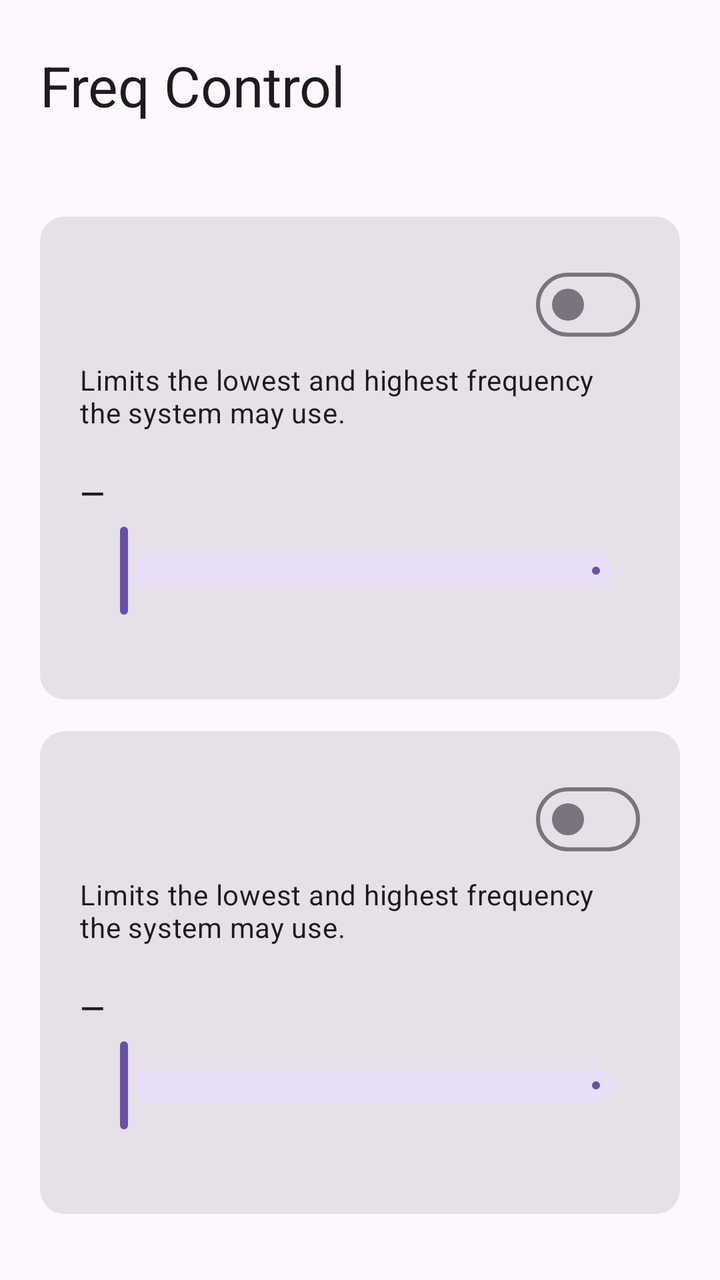
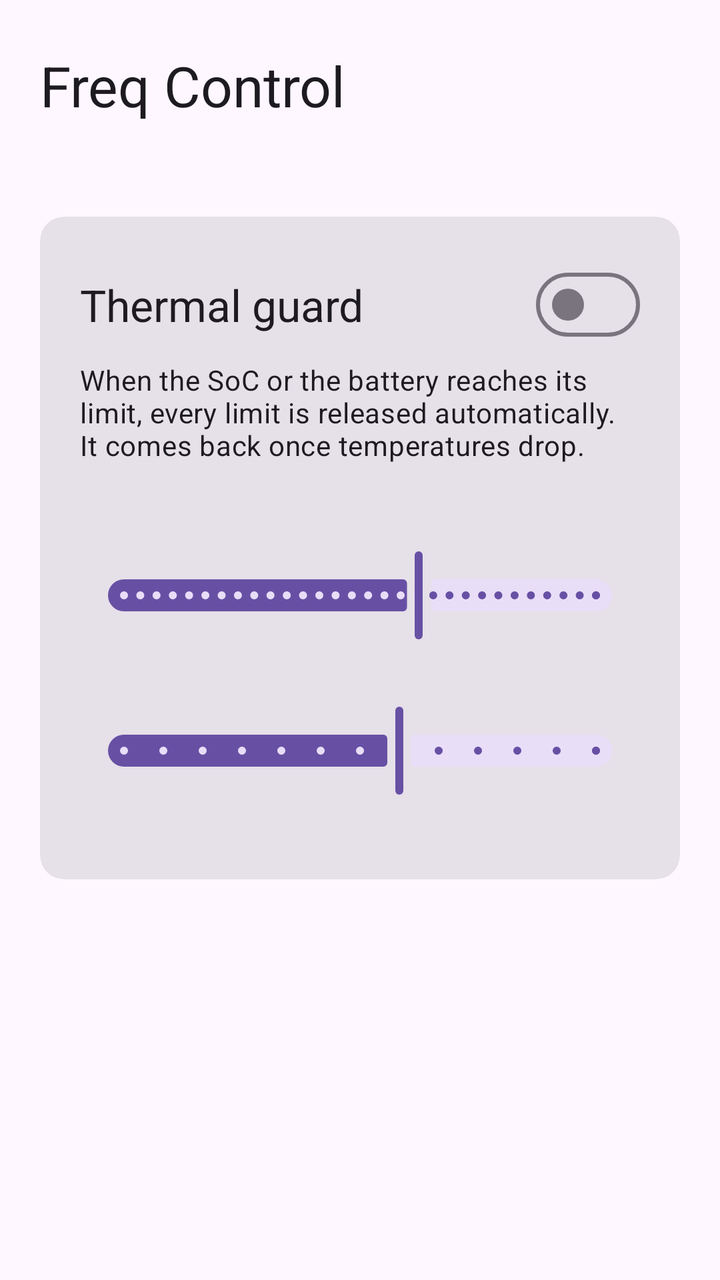

An Android layout rendered at two revisions. The XML below is the earlier revision; the diff shows what the commit changed to produce the second picture.
<!-- AndroidManifest.xml: application theme Theme.FreqControl -->
<!-- res/layout/activity_main.xml -->
<?xml version="1.0" encoding="utf-8"?>
<ScrollView xmlns:android="http://schemas.android.com/apk/res/android"
    android:layout_width="match_parent"
    android:layout_height="match_parent"
    android:fillViewport="true"
    android:fitsSystemWindows="true">

    <LinearLayout
        android:layout_width="match_parent"
        android:layout_height="wrap_content"
        android:orientation="vertical"
        android:paddingStart="20dp"
        android:paddingTop="24dp"
        android:paddingEnd="20dp"
        android:paddingBottom="24dp">

        <TextView
            android:layout_width="match_parent"
            android:layout_height="wrap_content"
            android:text="@string/app_name"
            android:textAppearance="?attr/textAppearanceHeadlineMedium" />

        <TextView
            android:id="@+id/access_status"
            android:layout_width="match_parent"
            android:layout_height="wrap_content"
            android:layout_marginTop="8dp"
            android:layout_marginBottom="20dp"
            android:textAppearance="?attr/textAppearanceBodyMedium" />

        <include
            android:id="@+id/card_gpu"
            layout="@layout/card_domain"
            android:layout_width="match_parent"
            android:layout_height="wrap_content" />

        <include
            android:id="@+id/card_cpu"
            layout="@layout/card_domain"
            android:layout_width="match_parent"
            android:layout_height="wrap_content"
            android:layout_marginTop="16dp" />
    </LinearLayout>
</ScrollView>
<!-- res/layout/card_domain.xml (included above) -->
<?xml version="1.0" encoding="utf-8"?>
<com.google.android.material.card.MaterialCardView xmlns:android="http://schemas.android.com/apk/res/android"
    xmlns:app="http://schemas.android.com/apk/res-auto"
    style="?attr/materialCardViewFilledStyle"
    android:layout_width="match_parent"
    android:layout_height="wrap_content">

    <LinearLayout
        android:layout_width="match_parent"
        android:layout_height="wrap_content"
        android:orientation="vertical"
        android:padding="20dp">

        <LinearLayout
            android:layout_width="match_parent"
            android:layout_height="wrap_content"
            android:gravity="center_vertical"
            android:orientation="horizontal">

            <TextView
                android:id="@+id/card_title"
                android:layout_width="0dp"
                android:layout_height="wrap_content"
                android:layout_weight="1"
                android:textAppearance="?attr/textAppearanceTitleLarge" />

            <com.google.android.material.materialswitch.MaterialSwitch
                android:id="@+id/card_switch"
                android:layout_width="wrap_content"
                android:layout_height="wrap_content" />
        </LinearLayout>

        <TextView
            android:layout_width="match_parent"
            android:layout_height="wrap_content"
            android:layout_marginTop="4dp"
            android:text="@string/card_description"
            android:textAppearance="?attr/textAppearanceBodyMedium" />

        <TextView
            android:id="@+id/card_range"
            android:layout_width="match_parent"
            android:layout_height="wrap_content"
            android:layout_marginTop="20dp"
            android:text="@string/range_unknown"
            android:textAppearance="?attr/textAppearanceTitleMedium"
            android:textDirection="ltr" />

        <com.google.android.material.slider.RangeSlider
            android:id="@+id/card_slider"
            android:layout_width="match_parent"
            android:layout_height="wrap_content"
            android:layout_marginTop="4dp"
            android:layoutDirection="ltr"
            app:tickVisible="true" />

        <TextView
            android:id="@+id/card_status"
            android:layout_width="match_parent"
            android:layout_height="wrap_content"
            android:layout_marginTop="4dp"
            android:textAppearance="?attr/textAppearanceBodySmall" />
    </LinearLayout>
</com.google.android.material.card.MaterialCardView>
<!-- resources referenced by this layout -->
<resources>
  <string name="app_name">Freq Control</string>
  <string name="card_description">Limits the lowest and highest frequency the system may use.</string>
  <string name="range_unknown">—</string>
  <style name="Theme.FreqControl" parent="Theme.Material3.DayNight.NoActionBar" />
</resources>

<!-- the commit's change to res/layout/activity_main.xml (unified diff, before → after) -->
@@ -29,20 +29,20 @@
             android:textAppearance="?attr/textAppearanceBodyMedium" />
 
         <include
-            android:id="@+id/card_gpu"
-            layout="@layout/card_domain"
+            android:id="@+id/card_guard"
+            layout="@layout/card_guard"
             android:layout_width="match_parent"
             android:layout_height="wrap_content" />
 
-        <include
-            android:id="@+id/card_cpu"
-            layout="@layout/card_domain"
+        
+        <LinearLayout
+            android:id="@+id/cards_container"
             android:layout_width="match_parent"
             android:layout_height="wrap_content"
-            android:layout_marginTop="16dp" />
+            android:orientation="vertical" />
     </LinearLayout>
 </ScrollView>
-<!-- res/layout/card_domain.xml (included above) -->
+<!-- res/layout/card_guard.xml (included above) -->
 <?xml version="1.0" encoding="utf-8"?>
 <com.google.android.material.card.MaterialCardView xmlns:android="http://schemas.android.com/apk/res/android"
     xmlns:app="http://schemas.android.com/apk/res-auto"
@@ -63,14 +63,14 @@
             android:orientation="horizontal">
 
             <TextView
-                android:id="@+id/card_title"
                 android:layout_width="0dp"
                 android:layout_height="wrap_content"
                 android:layout_weight="1"
+                android:text="@string/guard_title"
                 android:textAppearance="?attr/textAppearanceTitleLarge" />
 
             <com.google.android.material.materialswitch.MaterialSwitch
-                android:id="@+id/card_switch"
+                android:id="@+id/guard_switch"
                 android:layout_width="wrap_content"
                 android:layout_height="wrap_content" />
         </LinearLayout>
@@ -79,28 +79,45 @@
             android:layout_width="match_parent"
             android:layout_height="wrap_content"
             android:layout_marginTop="4dp"
-            android:text="@string/card_description"
+            android:text="@string/guard_description"
             android:textAppearance="?attr/textAppearanceBodyMedium" />
 
         <TextView
-            android:id="@+id/card_range"
+            android:id="@+id/guard_soc_label"
             android:layout_width="match_parent"
             android:layout_height="wrap_content"
             android:layout_marginTop="20dp"
-            android:text="@string/range_unknown"
-            android:textAppearance="?attr/textAppearanceTitleMedium"
-            android:textDirection="ltr" />
+            android:textAppearance="?attr/textAppearanceTitleMedium" />
 
-        <com.google.android.material.slider.RangeSlider
-            android:id="@+id/card_slider"
+        <com.google.android.material.slider.Slider
+            android:id="@+id/guard_soc_slider"
             android:layout_width="match_parent"
             android:layout_height="wrap_content"
-            android:layout_marginTop="4dp"
             android:layoutDirection="ltr"
-            app:tickVisible="true" />
+            android:stepSize="1"
+            android:value="85"
+            android:valueFrom="60"
+            android:valueTo="100" />
 
         <TextView
-            android:id="@+id/card_status"
+            android:id="@+id/guard_batt_label"
+            android:layout_width="match_parent"
+            android:layout_height="wrap_content"
+            android:layout_marginTop="8dp"
+            android:textAppearance="?attr/textAppearanceTitleMedium" />
+
+        <com.google.android.material.slider.Slider
+            android:id="@+id/guard_batt_slider"
+            android:layout_width="match_parent"
+            android:layout_height="wrap_content"
+            android:layoutDirection="ltr"
+            android:stepSize="1"
+            android:value="45"
+            android:valueFrom="38"
+            android:valueTo="50" />
+
+        <TextView
+            android:id="@+id/guard_state"
             android:layout_width="match_parent"
             android:layout_height="wrap_content"
             android:layout_marginTop="4dp"
<!-- resource entries referenced after the edit -->
@@ -1,8 +1,8 @@
 <!-- resources referenced by this layout -->
 <resources>
   <string name="app_name">Freq Control</string>
-  <string name="card_description">Limits the lowest and highest frequency the system may use.</string>
-  <string name="range_unknown">—</string>
+  <string name="guard_description">When the SoC or the battery reaches its limit, every limit is released automatically. It comes back once temperatures drop.</string>
+  <string name="guard_title">Thermal guard</string>
   <style name="Theme.FreqControl" parent="Theme.Material3.DayNight.NoActionBar" />
 </resources>
 
